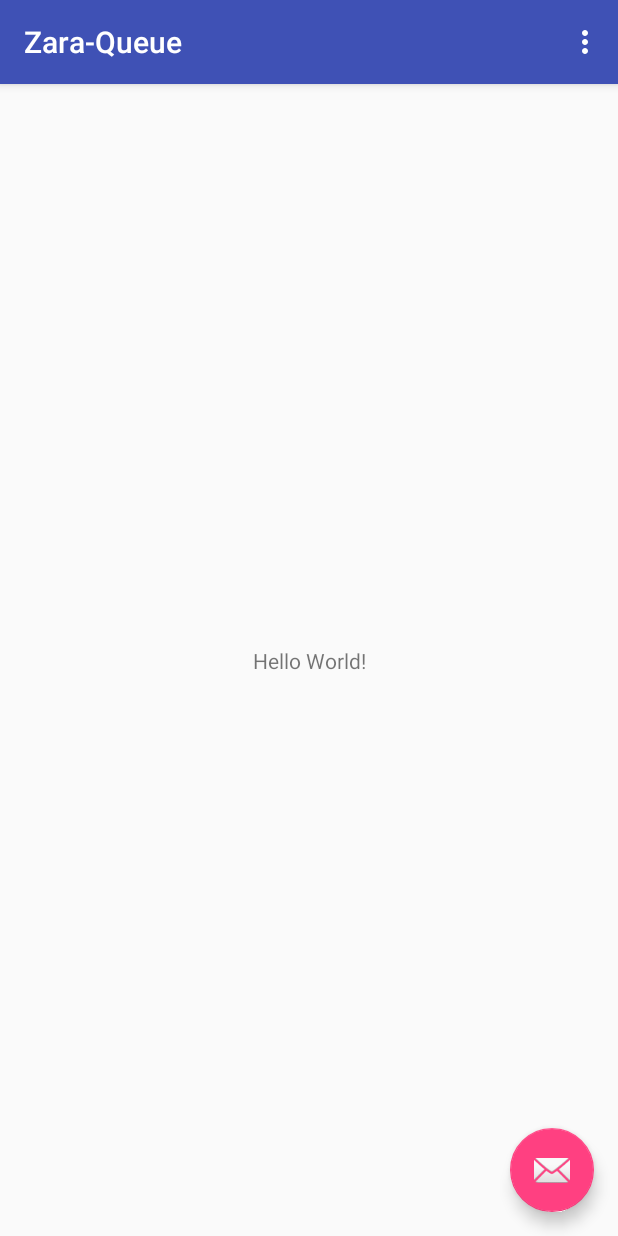
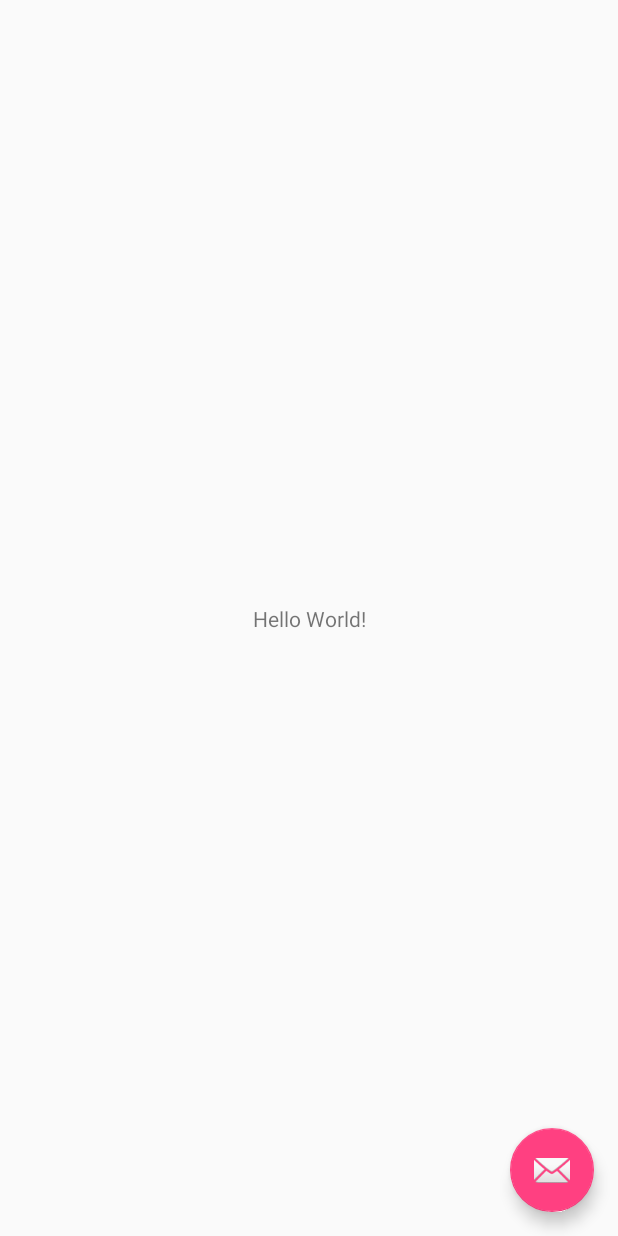
Before and after one commit to juanjecilla/Hackaton-Inditex, an Android app: the screen it shows after launch (MainActivity), on a phone screen of 412 x 824 dp. Run offline under Robolectric (Android 15) with nearby library versions, the phone set to English and light mode, and no system bars; our stand-ins replace Dagger/Hilt's generated code; 1 statement that could not run was skipped.

Commit message:
Project Structure updated

```diff
--- a/app/src/main/AndroidManifest.xml
+++ b/app/src/main/AndroidManifest.xml
@@ -1,6 +1,6 @@
 <?xml version="1.0" encoding="utf-8"?>
 <manifest xmlns:android="http://schemas.android.com/apk/res/android"
-    package="com.monoloco.zara_queue">
+    package="com.monoloco.zaraqueue">
 
     <application
         android:allowBackup="true"
@@ -10,7 +10,7 @@
         android:supportsRtl="true"
         android:theme="@style/AppTheme">
         <activity
-            android:name=".MainActivity"
+            android:name="com.monoloco.zaraqueue.activities.MainActivity"
             android:label="@string/app_name"
             android:theme="@style/AppTheme.NoActionBar">
             <intent-filter>
--- a/app/src/main/java/com/monoloco/zara_queue/MainActivity.java
+++ b/app/src/main/java/com/monoloco/zaraqueue/activities/MainActivity.java
@@ -1,22 +1,21 @@
-package com.monoloco.zara_queue;
+package com.monoloco.zaraqueue.activities;
 
 import android.os.Bundle;
 import android.support.design.widget.FloatingActionButton;
 import android.support.design.widget.Snackbar;
-import android.support.v7.app.AppCompatActivity;
-import android.support.v7.widget.Toolbar;
-import android.view.View;
 import android.view.Menu;
 import android.view.MenuItem;
+import android.view.View;
 
-public class MainActivity extends AppCompatActivity {
+import com.monoloco.zaraqueue.R;
+import com.monoloco.zaraqueue.base.BaseActivity;
+
+public class MainActivity extends BaseActivity {
 
     @Override
     protected void onCreate(Bundle savedInstanceState) {
         super.onCreate(savedInstanceState);
         setContentView(R.layout.activity_main);
-        Toolbar toolbar = (Toolbar) findViewById(R.id.toolbar);
-        setSupportActionBar(toolbar);
 
         FloatingActionButton fab = (FloatingActionButton) findViewById(R.id.fab);
         fab.setOnClickListener(new View.OnClickListener() {
--- /dev/null
+++ b/app/src/main/java/com/monoloco/zaraqueue/base/BaseActivity.java
@@ -0,0 +1,35 @@
+package com.monoloco.zaraqueue.base;
+
+import android.os.Bundle;
+import android.support.annotation.Nullable;
+import android.support.v7.app.AppCompatActivity;
+import android.view.WindowManager;
+
+import com.monoloco.zaraqueue.ApplicationClass;
+
+/**
+ * Created by root on 5/10/17.
+ */
+
+public class BaseActivity extends AppCompatActivity {
+    @Override
+    protected void onCreate(@Nullable Bundle savedInstanceState) {
+        super.onCreate(savedInstanceState);
+
+        ApplicationClass.injectMember(this);
+
+        this.getWindow().setSoftInputMode(WindowManager.LayoutParams.SOFT_INPUT_STATE_ALWAYS_HIDDEN);
+
+    }
+
+/*    @Override
+    protected void attachBaseContext(Context newBase) {
+        super.attachBaseContext(CalligraphyContextWrapper.wrap(newBase));
+    }
+
+    @Override
+    public boolean onSupportNavigateUp() {
+        onBackPressed();
+        return true;
+    }*/
+}
--- a/app/src/main/res/layout/activity_main.xml
+++ b/app/src/main/res/layout/activity_main.xml
@@ -4,21 +4,7 @@
     xmlns:tools="http://schemas.android.com/tools"
     android:layout_width="match_parent"
     android:layout_height="match_parent"
-    tools:context="com.monoloco.zara_queue.MainActivity">
-
-    <android.support.design.widget.AppBarLayout
-        android:layout_width="match_parent"
-        android:layout_height="wrap_content"
-        android:theme="@style/AppTheme.AppBarOverlay">
-
-        <android.support.v7.widget.Toolbar
-            android:id="@+id/toolbar"
-            android:layout_width="match_parent"
-            android:layout_height="?attr/actionBarSize"
-            android:background="?attr/colorPrimary"
-            app:popupTheme="@style/AppTheme.PopupOverlay" />
-
-    </android.support.design.widget.AppBarLayout>
+    tools:context="com.monoloco.zaraqueue.activities.MainActivity">
 
     <include layout="@layout/content_main" />
 
--- a/app/src/main/res/layout/content_main.xml
+++ b/app/src/main/res/layout/content_main.xml
@@ -5,7 +5,7 @@
     android:layout_width="match_parent"
     android:layout_height="match_parent"
     app:layout_behavior="@string/appbar_scrolling_view_behavior"
-    tools:context="com.monoloco.zara_queue.MainActivity"
+    tools:context="com.monoloco.zaraqueue.activities.MainActivity"
     tools:showIn="@layout/activity_main">
 
     <TextView
--- a/app/src/main/res/menu/menu_main.xml
+++ b/app/src/main/res/menu/menu_main.xml
@@ -1,7 +1,7 @@
 <menu xmlns:android="http://schemas.android.com/apk/res/android"
     xmlns:app="http://schemas.android.com/apk/res-auto"
     xmlns:tools="http://schemas.android.com/tools"
-    tools:context="com.monoloco.zara_queue.MainActivity">
+    tools:context="com.monoloco.zaraqueue.activities.MainActivity">
     <item
         android:id="@+id/action_settings"
         android:orderInCategory="100"
--- a/build.gradle
+++ b/build.gradle
@@ -6,6 +6,7 @@ buildscript {
     }
     dependencies {
         classpath 'com.android.tools.build:gradle:2.3.1'
+        classpath 'com.google.gms:google-services:3.1.0'
 
         // NOTE: Do not place your application dependencies here; they belong
         // in the individual module build.gradle files
```
Also changed, not shown: app/build.gradle (+30 -1 lines), app/src/main/java/com/monoloco/zaraqueue/ApplicationClass.java (added, +53 -0 lines), app/src/main/java/com/monoloco/zaraqueue/dagger/DaggerModule.java (added, +50 -0 lines), app/src/main/java/com/monoloco/zaraqueue/firebase/FirebaseManager.java (added, +16 -0 lines), app/src/main/java/com/monoloco/zaraqueue/preferences/PreferencesManager.java (added, +184 -0 lines), app/src/main/java/com/monoloco/zaraqueue/utils/NFCManager.java (added, +8 -0 lines), app/src/main/java/com/monoloco/zaraqueue/utils/Utils.java (added, +8 -0 lines), 4 other files.
